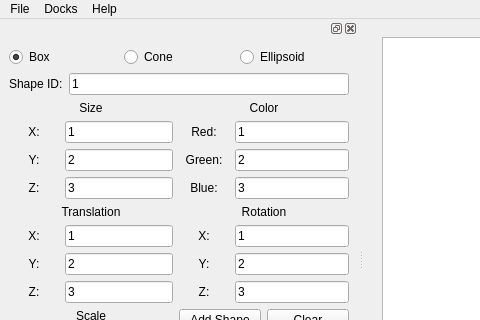
Old version of the form mainwindow.ui in the repository tovarj5/ME570_assignment4_myRepo; both pictures show x 0 to 480 and y 0 to 320 of the 972 by 697 pixel window.
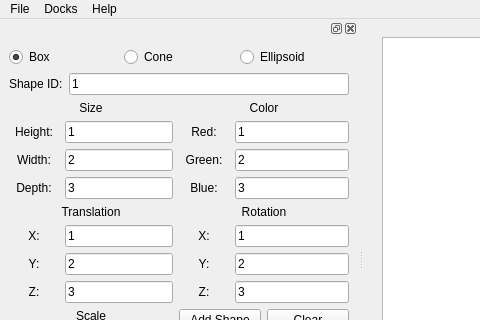
New version of the form.

Commit message: Fix error finding for missing values. Add functionality to add read shapes to the list widget.

The edit to the form file:
```diff
--- a/mainwindow.ui
+++ b/mainwindow.ui
@@ -163,7 +163,7 @@
           </size>
          </property>
          <property name="text">
-          <string>Y:</string>
+          <string>Width:</string>
          </property>
          <property name="alignment">
           <set>Qt::AlignCenter</set>
@@ -186,7 +186,7 @@
           </size>
          </property>
          <property name="text">
-          <string>Z:</string>
+          <string>Depth:</string>
          </property>
          <property name="alignment">
           <set>Qt::AlignCenter</set>
@@ -215,7 +215,7 @@
           </size>
          </property>
          <property name="text">
-          <string>X:</string>
+          <string>Height:</string>
          </property>
          <property name="alignment">
           <set>Qt::AlignCenter</set>
```
The commit also changes 5 other files.
